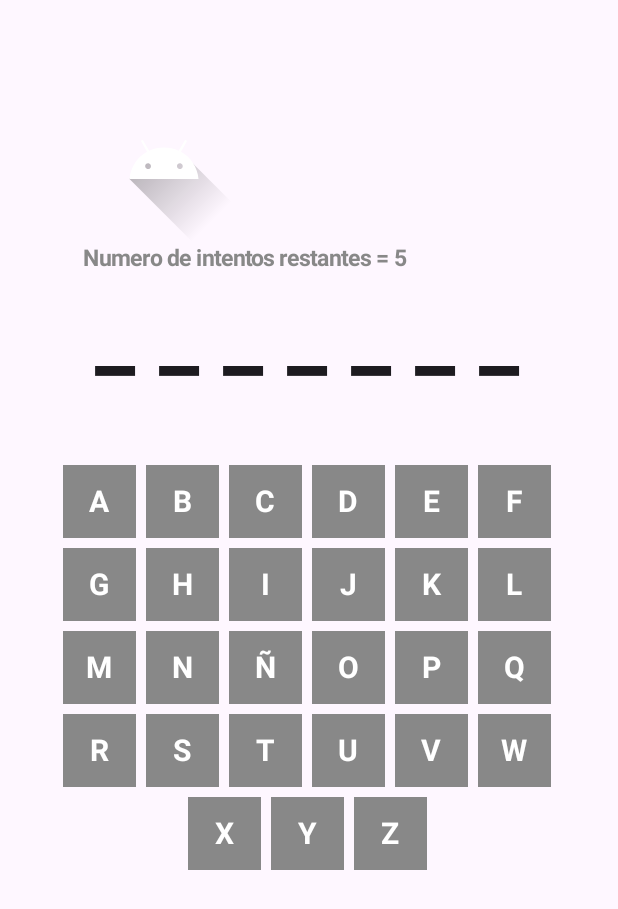
After one commit to LeaHerrera/HangmanAndroid-P1, an Android app built with Jetpack Compose: the composable Screen1 called with empty values, on a phone screen of 412 x 824 dp. The commit adds this screen. Shown: the top 909 px of the screen. Run offline under Robolectric (Android 15) with nearby library versions, the light colour scheme and no system bars; 1 statement that could not run was skipped.

Commit message:
paginacon botones y funcionalidad de la dificultad

```diff
--- a/app/src/main/java/com/example/splashscreen/Routes.kt
+++ b/app/src/main/java/com/example/splashscreen/Routes.kt
@@ -1,4 +1,7 @@
 sealed class Routes(val route: String) {
     object SplashScreen:Routes("splash_screen")
     object MenuScreen:Routes("menu_screen")
+    object Pantalla1:Routes("pantalla1/{dificultad}"){
+        fun createRoute(dificultad:String) = "pantalla1/$dificultad"
+    }
 }
--- /dev/null
+++ b/app/src/main/java/com/example/splashscreen/Screen1.kt
@@ -0,0 +1,146 @@
+package com.example.splashscreen
+
+
+import android.util.Log
+import androidx.compose.foundation.Image
+import androidx.compose.foundation.background
+import androidx.compose.foundation.clickable
+import androidx.compose.foundation.layout.Arrangement
+import androidx.compose.foundation.layout.Box
+import androidx.compose.foundation.layout.Column
+import androidx.compose.foundation.layout.Row
+import androidx.compose.foundation.layout.fillMaxSize
+import androidx.compose.foundation.layout.fillMaxWidth
+import androidx.compose.foundation.layout.height
+import androidx.compose.foundation.layout.padding
+import androidx.compose.foundation.layout.size
+import androidx.compose.foundation.layout.width
+import androidx.compose.material3.Button
+import androidx.compose.material3.ButtonDefaults
+import androidx.compose.material3.DropdownMenu
+import androidx.compose.material3.DropdownMenuItem
+import androidx.compose.material3.ExperimentalMaterial3Api
+import androidx.compose.material3.OutlinedTextField
+import androidx.compose.material3.Text
+import androidx.compose.runtime.Composable
+import androidx.compose.runtime.getValue
+import androidx.compose.runtime.mutableIntStateOf
+import androidx.compose.runtime.mutableStateOf
+import androidx.compose.runtime.remember
+import androidx.compose.runtime.setValue
+import androidx.compose.ui.Alignment
+import androidx.compose.ui.Modifier
+import androidx.compose.ui.graphics.Color
+import androidx.compose.ui.graphics.RectangleShape
+import androidx.compose.ui.modifier.modifierLocalConsumer
+import androidx.compose.ui.res.painterResource
+import androidx.compose.ui.text.font.FontWeight
+import androidx.compose.ui.text.style.TextAlign
+import androidx.compose.ui.unit.dp
+import androidx.compose.ui.unit.sp
+import androidx.compose.ui.window.Dialog
+import androidx.navigation.NavController
+
+@Composable
+fun Screen1(navController: NavController, dificultad: String){
+
+    val abc:Array<Array<Char>> = arrayOf(
+        arrayOf('A', 'B', 'C', 'D', 'E', 'F'),
+        arrayOf('G', 'H', 'I', 'J', 'K', 'L'),
+        arrayOf('M', 'N', 'Ñ', 'O', 'P', 'Q'),
+        arrayOf('R' , 'S', 'T', 'U', 'V', 'W'),
+        arrayOf( 'X', 'Y', 'Z')
+    )
+    Log.d("", "DIFICULTAD ${dificultad}")
+
+    var palabraSegreta:String by remember { mutableStateOf(palabraSecreta(dificultad)) }
+    var intentos:Int by remember { mutableIntStateOf( intentosInicio(dificultad) ) }
+
+    var palabraEncontrada:Array<String> =  Array( palabraSegreta.length  ) {"_"}
+
+    Column (
+        verticalArrangement = Arrangement.Center,
+        horizontalAlignment = Alignment.CenterHorizontally,
+        modifier = Modifier.padding(15.dp)
+    ){
+
+        Column (Modifier.padding(40.dp)){
+            Image(
+                painter = painterResource(id = R.drawable.ic_launcher_foreground ) ,
+                contentDescription = ""
+            )
+
+            Text(text = "Numero de intentos restantes = ${intentos}" , fontSize = 15.sp , fontWeight = FontWeight.Bold , color = Color.Gray)
+
+            Row {
+                repeat( palabraSegreta.length ){caracter ->
+                    Text(text = palabraEncontrada[caracter] , fontSize = 60.sp , fontWeight = FontWeight.Bold , modifier = Modifier.padding(8.dp))
+                }
+            }
+        }
+
+
+
+        for ( columna in 0 .. abc.lastIndex ){
+            Row {
+                for ( caracter in abc[columna]){
+                    Button(
+                        onClick = {
+                              intentos--
+                        },
+                        Modifier
+                            .size(55.dp)
+                            .padding(3.dp)
+                        , //margen
+                        colors = ButtonDefaults.buttonColors(Color.Gray),
+                        shape = RectangleShape
+                    ){
+                        Text(text = caracter.toString() , fontSize = 20.sp , fontWeight = FontWeight.Bold , textAlign = TextAlign.Center)
+                    }
+                }
+
+            }
+
+        }
+
+
+
+    }
+}
+
+fun palabraSecreta ( dificultad: String ):String{
+
+    val palabra:String
+    val palabrasFacil:Array<String> = arrayOf("facil")
+    val palabrasDificil:Array<String> = arrayOf("dificil")
+
+    if ( dificultad == "Nivel Facil" ) {
+        palabra = palabraAleatoria(palabrasFacil)
+    } else {
+        palabra = palabraAleatoria(palabrasDificil)
+    }
+
+    return palabra
+}
+
+fun intentosInicio(dificultad: String):Int{
+    val intentos:Int
+
+    if ( dificultad == "Nivel Facil" ) {
+        intentos = 9
+    } else {
+        intentos = 5
+    }
+
+    return intentos
+}
+
+fun palabraAleatoria( cadena: Array<String>):String{
+
+    var palabraAleatoria:String
+
+    val indiceAleatorio = (cadena.indices).random() // Obtiene un índice aleatorio del array
+    palabraAleatoria = cadena[indiceAleatorio] // Devuelve el elemento del array en el índice aleatorio
+
+    return palabraAleatoria
+}
```
Also changed, not shown: app/src/main/java/com/example/splashscreen/MainActivity.kt (+11 -0 lines), app/src/main/java/com/example/splashscreen/MenuScreen.kt (+53 -55 lines).
